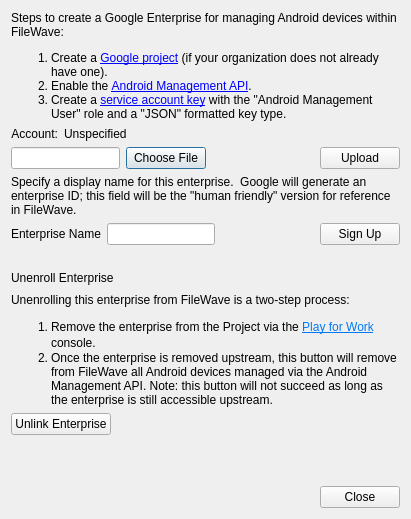
Above: FWAdminLib/Preferences/AndroidServiceAccountPrefsDlg.ui from fw-dev/translations before the change. Below: the same form after it.
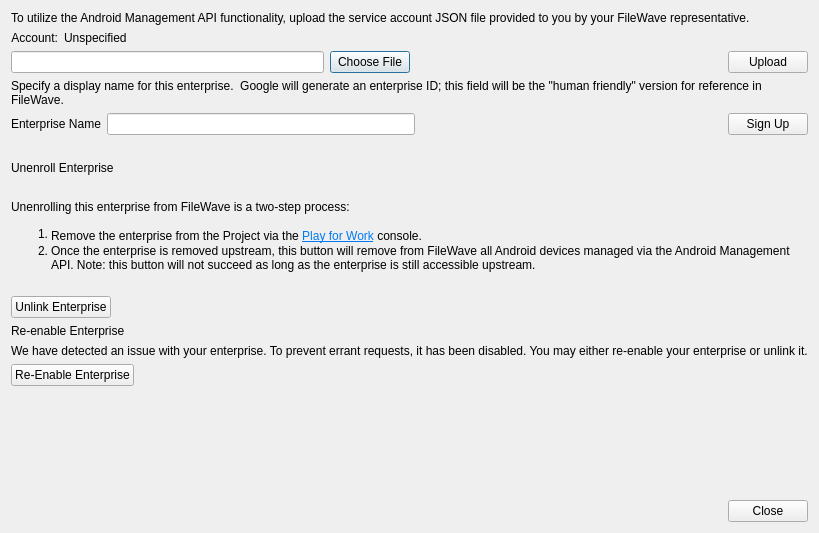
That is the form after the change.

What changed in the file:
```diff
--- a/FWAdminLib/Preferences/AndroidServiceAccountPrefsDlg.ui
+++ b/FWAdminLib/Preferences/AndroidServiceAccountPrefsDlg.ui
@@ -35,14 +35,7 @@
       </size>
      </property>
      <property name="text">
-      <string>&lt;html&gt;&lt;head/&gt;&lt;body&gt;
-&lt;p&gt;Steps to create a Google Enterprise for managing Android devices within FileWave:&lt;/p&gt;
-&lt;ol&gt;
-  &lt;li&gt;Create a &lt;a href=&quot;https://console.cloud.google.com/project&quot;&gt;Google project&lt;/a&gt; (if your organization does not already have one).&lt;/li&gt;
-  &lt;li&gt;Enable the &lt;a href=&quot;https://console.cloud.google.com/apis/library&quot;&gt;Android Management API&lt;/a&gt;.&lt;/li&gt;
-  &lt;li&gt;Create a &lt;a href=&quot;https://console.developers.google.com/projectselector2/apis/credentials?supportedpurview=project&quot;&gt;service account key&lt;/a&gt; with the &quot;Android Management User&quot; role and a &quot;JSON&quot; formatted key type.&lt;/li&gt;
-&lt;/ol&gt;
-&lt;/p&gt;&lt;/body&gt;&lt;/html&gt;</string>
+      <string>&lt;html&gt;&lt;head/&gt;&lt;body&gt;&lt;p&gt;To utilize the Android Management API functionality, upload the service account JSON file provided to you by your FileWave representative.&lt;/p&gt;&lt;/body&gt;&lt;/html&gt;</string>
      </property>
      <property name="alignment">
       <set>Qt::AlignLeading|Qt::AlignLeft|Qt::AlignTop</set>
@@ -326,6 +319,52 @@
      </item>
     </layout>
    </item>
+   <item>
+    <layout class="QHBoxLayout" name="horizontalLayout_3">
+     <item>
+      <widget class="QLabel" name="reenableTitle">
+       <property name="text">
+        <string>Re-enable Enterprise</string>
+       </property>
+      </widget>
+     </item>
+    </layout>
+   </item>
+   <item>
+    <layout class="QHBoxLayout" name="horizontalLayout_7">
+     <item>
+      <widget class="QLabel" name="lTip_reenableDescription">
+       <property name="text">
+        <string>&lt;html&gt;&lt;head/&gt;&lt;body&gt;&lt;p&gt;We have detected an issue with your enterprise. To prevent errant requests, it has been disabled. You may either re-enable your enterprise or unlink it.&lt;/p&gt;&lt;/body&gt;&lt;/html&gt;</string>
+       </property>
+      </widget>
+     </item>
+    </layout>
+   </item>
+   <item>
+    <layout class="QHBoxLayout" name="horizontalLayout_8">
+     <item>
+      <widget class="QPushButton" name="reenableEnterpriseBtn">
+       <property name="text">
+        <string>Re-Enable Enterprise</string>
+       </property>
+      </widget>
+     </item>
+     <item>
+      <spacer name="horizontalSpacer_3">
+       <property name="orientation">
+        <enum>Qt::Horizontal</enum>
+       </property>
+       <property name="sizeHint" stdset="0">
+        <size>
+         <width>40</width>
+         <height>20</height>
+        </size>
+       </property>
+      </spacer>
+     </item>
+    </layout>
+   </item>
    <item>
     <spacer name="verticalSpacer">
      <property name="orientation">
```
Left out of the diff: 3 changed lines with no effect on the pictures.
